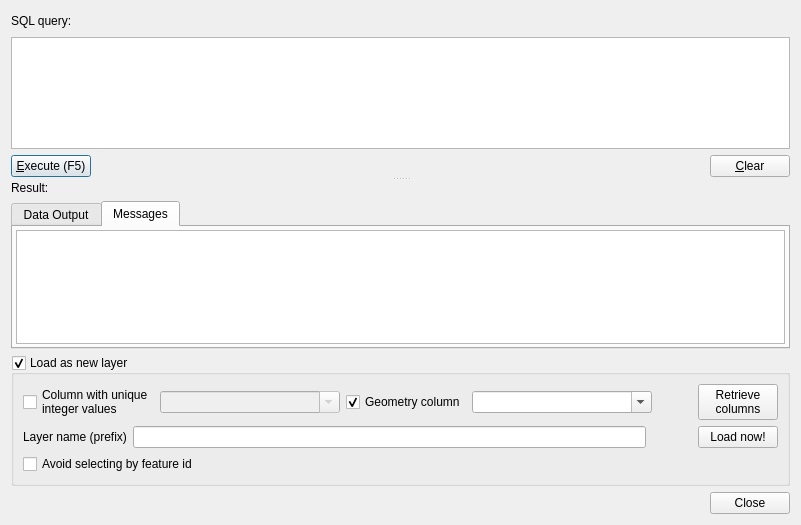
Before: the Qt Designer form src/ui/qgsdbquerydialog.ui in nyalldawson/Quantum-GIS, drawn with Qt 5.
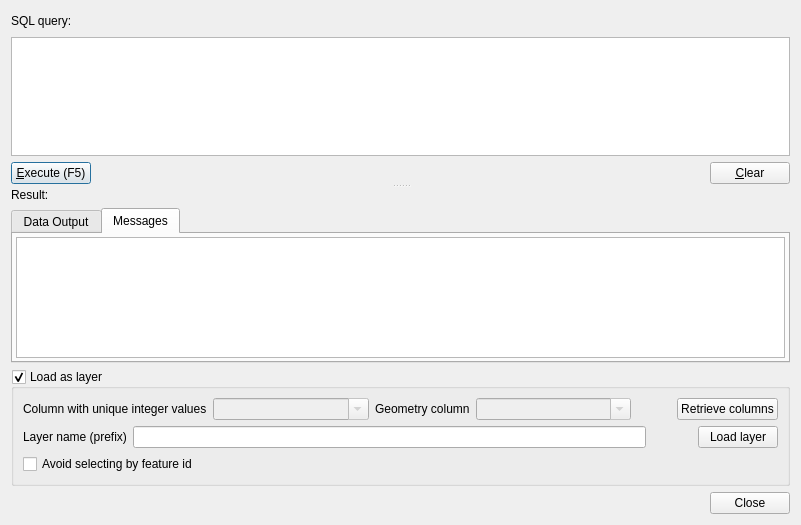
After: the same form once the commit is applied. Custom widgets are drawn as their Qt base class.

Commit message: Implement column name fetching

The edit to the form file:
```diff
--- a/src/ui/qgsdbquerydialog.ui
+++ b/src/ui/qgsdbquerydialog.ui
@@ -169,7 +169,7 @@
       </sizepolicy>
      </property>
      <property name="title">
-      <string>Load as new layer</string>
+      <string>Load as layer</string>
      </property>
      <property name="checkable">
       <bool>true</bool>
@@ -187,10 +187,9 @@
          <item row="0" column="0">
           <layout class="QHBoxLayout" name="horizontalLayout_6">
            <item>
-            <widget class="QCheckBox" name="uniqueColumnCheck">
+            <widget class="QLabel" name="label_3">
              <property name="text">
-              <string>Column with unique 
-integer values</string>
+              <string>Column with unique integer values</string>
              </property>
             </widget>
            </item>
@@ -214,20 +213,17 @@
             </widget>
            </item>
            <item>
-            <widget class="QCheckBox" name="hasGeometryCol">
+            <widget class="QLabel" name="label_4">
              <property name="text">
               <string>Geometry column</string>
              </property>
-             <property name="checked">
-              <bool>true</bool>
-             </property>
-             <property name="tristate">
-              <bool>false</bool>
-             </property>
             </widget>
            </item>
            <item>
-            <widget class="QComboBox" name="geomCombo">
+            <widget class="QComboBox" name="mGeomColCombo">
+             <property name="enabled">
+              <bool>false</bool>
+             </property>
              <property name="sizePolicy">
               <sizepolicy hsizetype="Expanding" vsizetype="Fixed">
                <horstretch>0</horstretch>
@@ -261,8 +257,7 @@
            <item>
             <widget class="QPushButton" name="getColumnsBtn">
              <property name="text">
-              <string>Retrieve 
-columns</string>
+              <string>Retrieve columns</string>
              </property>
             </widget>
            </item>
@@ -315,7 +310,7 @@
            <item>
             <widget class="QPushButton" name="loadLayerBtn">
              <property name="text">
-              <string>Load now!</string>
+              <string>Load layer</string>
              </property>
             </widget>
            </item>
```
Left out of the diff: 36 changed lines with no effect on the pictures. The commit also changes 2 other files.
